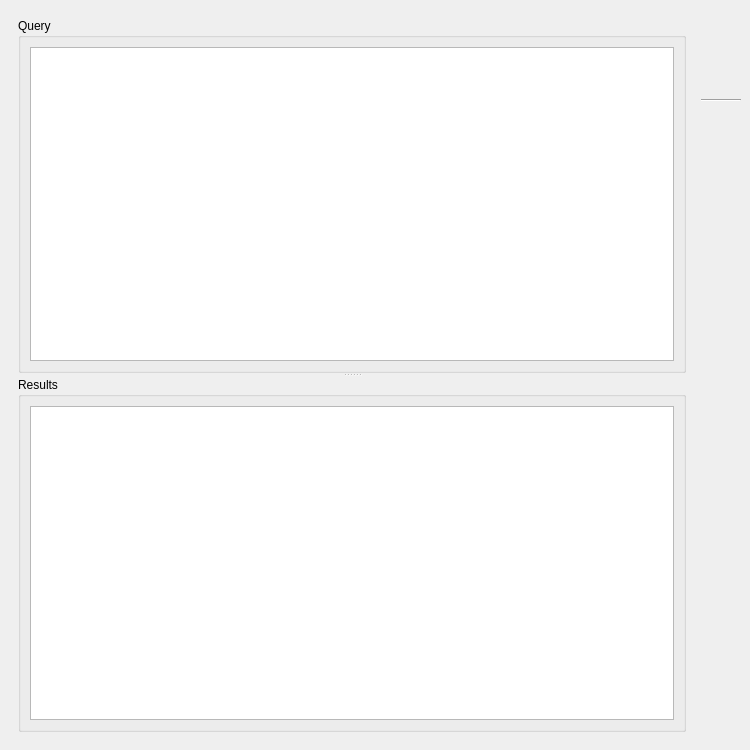
The window that UI/biblioteq_statistics.ui (textbrowser/biblioteq) describes before a commit, drawn with Qt 5.
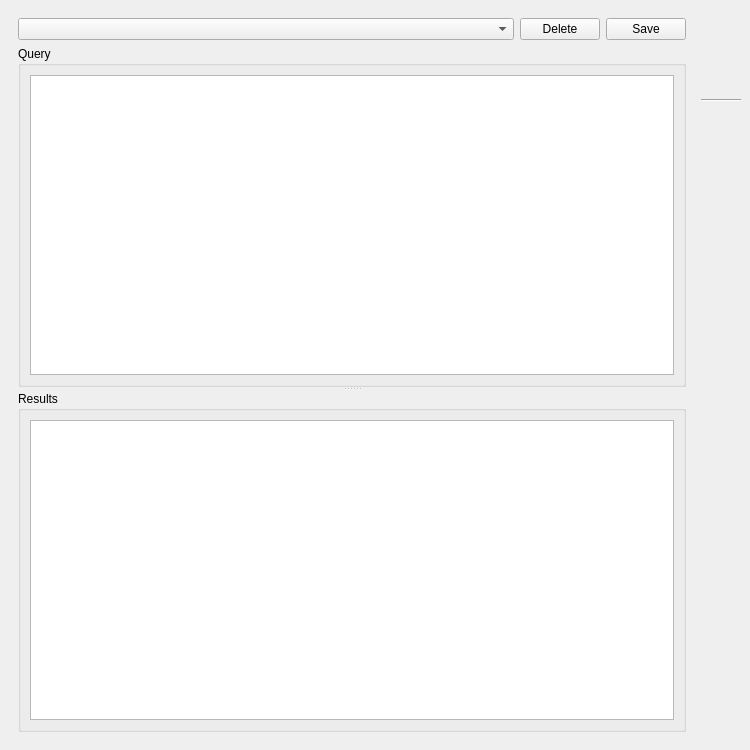
The same window after the commit. Icons and pictures are not drawn.

The edit to the form file:
```diff
--- a/UI/biblioteq_statistics.ui
+++ b/UI/biblioteq_statistics.ui
@@ -22,6 +22,37 @@
     <item>
      <widget class="QFrame" name="frame">
       <layout class="QVBoxLayout" name="verticalLayout">
+       <item>
+        <layout class="QHBoxLayout" name="horizontalLayout_3">
+         <item>
+          <widget class="QComboBox" name="queries">
+           <property name="sizePolicy">
+            <sizepolicy hsizetype="Expanding" vsizetype="Fixed">
+             <horstretch>0</horstretch>
+             <verstretch>0</verstretch>
+            </sizepolicy>
+           </property>
+           <property name="sizeAdjustPolicy">
+            <enum>QComboBox::AdjustToContents</enum>
+           </property>
+          </widget>
+         </item>
+         <item>
+          <widget class="QPushButton" name="delete_query">
+           <property name="text">
+            <string>Delete</string>
+           </property>
+          </widget>
+         </item>
+         <item>
+          <widget class="QPushButton" name="save_query">
+           <property name="text">
+            <string>Save</string>
+           </property>
+          </widget>
+         </item>
+        </layout>
+       </item>
        <item>
         <widget class="QSplitter" name="splitter">
          <property name="orientation">
```
Left out of the diff: 7 changed lines with no effect on the pictures.
